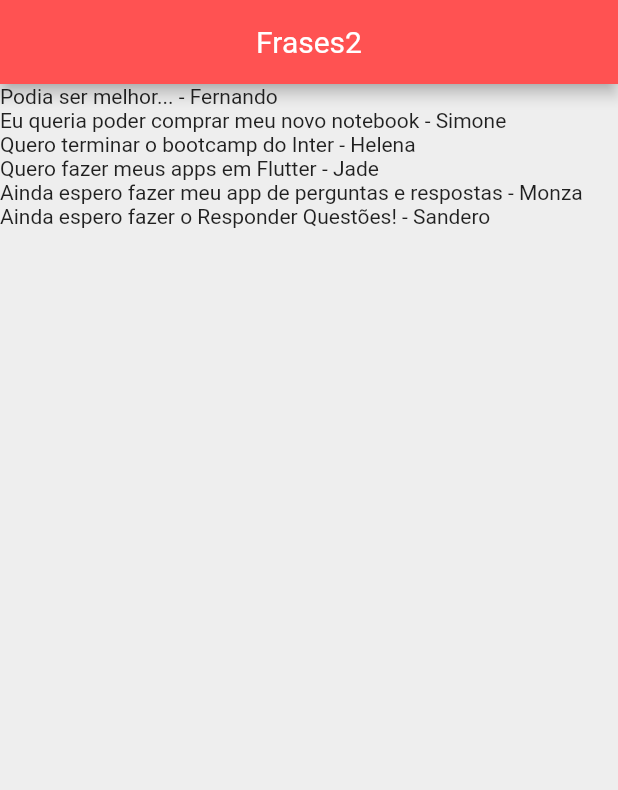
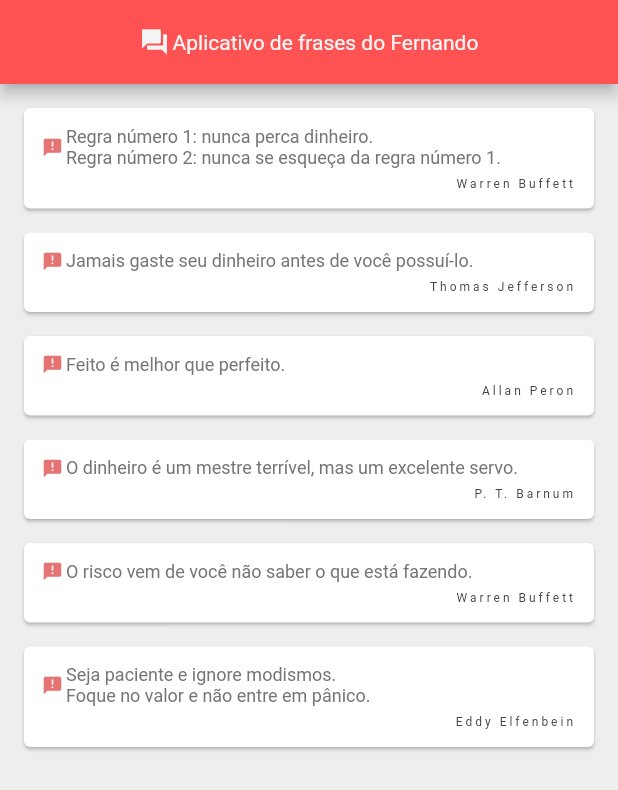
Before and after one commit to fviel/quotes, a Flutter app: the screen it shows after launch, on a phone screen of 412 x 824 dp. Shown: the top 790 px of the screen. Run offline on Flutter 3.47's test engine with Material 2 defaults, Android fonts, the phone set to English and light mode, and no system bars.

Commit message:
Transformei um método em um widget stateless reutilizável e organizei o código em packages

```diff
--- a/lib/main.dart
+++ b/lib/main.dart
@@ -1,5 +1,6 @@
 import 'package:flutter/material.dart';
-import 'frase.dart';
+import 'entities/frase.dart';
+import 'widgets/card_frase.dart';
 
 void main() {
   runApp(MaterialApp(
@@ -15,23 +16,47 @@ class QuoteList extends StatefulWidget {
 
 //Minha classe State
 class _QuoteListState extends State<QuoteList> {
+
+  //Array de frases, poderia ter puxado do BD...
   List<Frase> frases = [
-    Frase(frase: 'Podia ser melhor...', autor: 'Fernando'),
-    Frase(frase: 'Eu queria poder comprar meu novo notebook', autor: 'Simone'),
-    Frase(frase: 'Quero terminar o bootcamp do Inter', autor: 'Helena'),
-    Frase(frase: 'Quero fazer meus apps em Flutter', autor: 'Jade'),
-    Frase(frase: 'Ainda espero fazer meu app de perguntas e respostas',autor: 'Monza'),
-    Frase(frase: 'Ainda espero fazer o Responder Questões!', autor: 'Sandero')
+    Frase(frase: 'Regra número 1: nunca perca dinheiro. \nRegra número 2: nunca se esqueça da regra número 1.', autor: 'Warren Buffett'),
+    Frase(frase: 'Jamais gaste seu dinheiro antes de você possuí-lo.', autor: 'Thomas Jefferson'),
+    Frase(frase: 'Feito é melhor que perfeito.', autor: 'Allan Peron'),
+    Frase(frase: 'O dinheiro é um mestre terrível, mas um excelente servo.', autor: 'P. T. Barnum'),
+    Frase(frase: 'O risco vem de você não saber o que está fazendo.',autor: 'Warren Buffett'),
+    Frase(frase: 'Seja paciente e ignore modismos. \nFoque no valor e não entre em pânico.', autor: 'Eddy Elfenbein')
   ];
 
-  //List<String> autores = ['Fernando', 'Viel', 'Helena', 'Simone', 'Jade'];
+  /**
+   * Retorna um widget decorado para o meu appbar!
+   */
+  Widget obtemAppBar(){
+    return Row(
+      mainAxisAlignment: MainAxisAlignment.center,
+      children: <Widget>[
+        Icon(
+          Icons.question_answer,
+          color : Colors.grey[100],
+          size: 20.0,
+        ),
+        SizedBox(width:2),
+        Text(
+          'Aplicativo de frases do Fernando',
+          style: TextStyle(
+            fontSize: 14.0,
+            color: Colors.grey[100],
+          ),
+        ),
+      ],
+    );
+  }
 
   @override
   Widget build(BuildContext context) {
     return Scaffold(
       backgroundColor: Colors.grey[200],
       appBar: AppBar(
-        title: Text('Frases2'),
+        title: obtemAppBar(),
         centerTitle: true,
         backgroundColor: Colors.redAccent,
       ),
@@ -39,29 +64,7 @@ class _QuoteListState extends State<QuoteList> {
         //
         mainAxisAlignment: MainAxisAlignment.start,
         crossAxisAlignment: CrossAxisAlignment.start,
-
-          children: frases.map((frase)=>Text('${frase.frase} - ${frase.autor}')).toList(),
-
-        // children: frases
-        //     .map((frase) => Text(
-        //           '${frase.frase} - ${frase.autor}',
-        //           style: TextStyle(
-        //             //backgroundColor: Colors.blue,
-        //             fontSize: 10.0,
-        //             fontWeight: FontWeight.bold,
-        //             letterSpacing: 2.0,
-        //             color: Colors.grey[600],
-        //             fontFamily: 'Roboto',
-        //           ),
-        //         ))
-        //     .toList(),
-
-        //Este método publicou meu array como uma lista de widgets, cada widget recebeu uma posição do meu array, e há duas formas de fazer isso:
-        //Forma A - children: frases.map((frase)=>Text(frase)).toList();
-
-        //Forma B - children: frases.map((quote) {
-        //   return Text(quote);
-        // }).toList(),
+        children: frases.map((frase) => new CardFrase(frase: frase)).toList(),
       ),
     );
   }
--- /dev/null
+++ b/lib/widgets/card_frase.dart
@@ -0,0 +1,55 @@
+import 'package:flutter/material.dart';
+import '../entities/frase.dart';
+
+
+///Widget extraido de dentro de um stateful widget,
+class CardFrase extends StatelessWidget {
+
+  // frase precisa ser final, pois este objeto é stateless, e após criado, não pode ser alterado
+  final Frase frase;
+  CardFrase({this.frase});
+
+
+  @override
+  Widget build(BuildContext context) {
+    return Card(
+      margin: EdgeInsets.fromLTRB(16.0, 16.0, 16.0, 0),
+      child: Padding(
+        padding: const EdgeInsets.all(12.0),
+        child: Column(
+          crossAxisAlignment: CrossAxisAlignment.stretch,
+          children: <Widget>[
+            Row(
+
+              children: <Widget>[
+                Icon(
+                  Icons.announcement,
+                  color : Colors.red[300],
+                  size: 14.0,
+                ),
+                SizedBox(width:2),
+                Text(
+                  frase.frase,
+                  style: TextStyle(
+                    fontSize: 12.0,
+                    color: Colors.grey[600],
+                  ),
+                ),
+              ],
+            ),
+            SizedBox(height: 6),
+            Text(
+              frase.autor,
+              textAlign: TextAlign.end,
+              style: TextStyle(
+                fontSize: 8.0,
+                color: Colors.grey[800],
+                letterSpacing: 2.0,
+              ),
+            ),
+          ],
+        ),
+      ),
+    );
+  }
+}
```
Also changed, not shown: lib/entities/frase.dart (renamed from lib/frase.dart).
